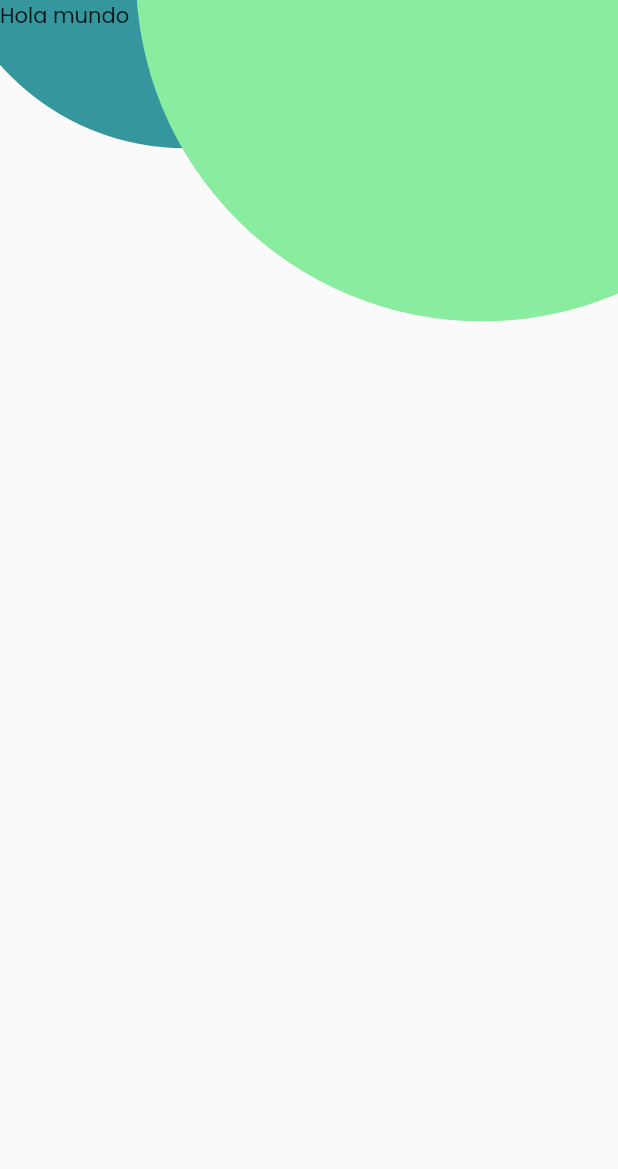
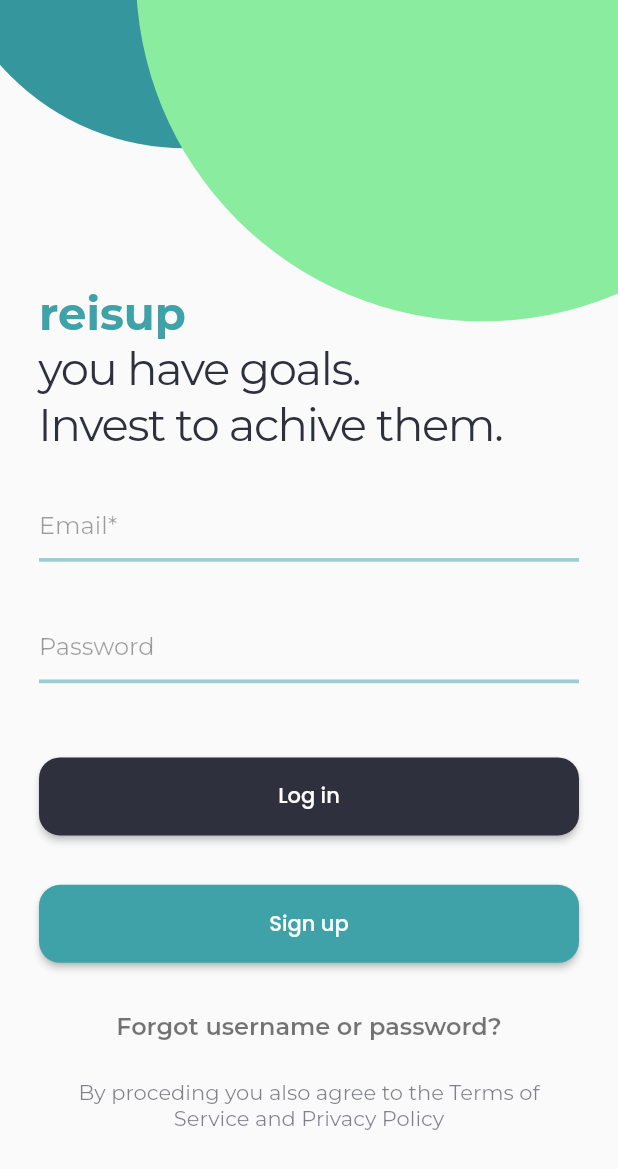
Before and after one commit to rangulo1972/codigo6_ui, a Flutter app: the screen it shows after launch, on a phone screen of 412 x 824 dp. Shown: the top 1169 px of the screen. Run offline on Flutter 3.47's test engine with Material 2 defaults, Android fonts, the phone set to English and light mode, and no system bars; our stand-ins replace flutter_svg, google_fonts.

Commit message:
retoques finales para el example3.dart

```diff
--- a/lib/pages/example3_page.dart
+++ b/lib/pages/example3_page.dart
@@ -1,11 +1,13 @@
 import 'package:flutter/material.dart';
 import 'package:codigo6_ui/widgets/circle_widget.dart';
+import 'package:google_fonts/google_fonts.dart';
 
 class Example3Page extends StatelessWidget {
   @override
   Widget build(BuildContext context) {
     //! para tener referencia respecto a al altura de la pantalla de presentación
     double height = MediaQuery.of(context).size.height;
+    double width = MediaQuery.of(context).size.width;
     return Scaffold(
       body: Stack(children: [
         //* inicio de fondo
@@ -44,7 +46,157 @@ class Example3Page extends StatelessWidget {
         ),
         //* fin de fondo
         //* inicio formulario
-        Text("Hola mundo"),
+        SafeArea(
+            child: SingleChildScrollView(
+          child: Padding(
+            padding: const EdgeInsets.all(26.0),
+            child: Column(
+              crossAxisAlignment: CrossAxisAlignment.start,
+              children: [
+                SizedBox(
+                  height: height * 0.20,
+                ),
+                Text(
+                  "reisup",
+                  style: GoogleFonts.montserrat(
+                    color: Color(0xff3EA2A8),
+                    fontSize: 30,
+                    fontWeight: FontWeight.w700,
+                  ),
+                ),
+                Text(
+                  "you have goals.",
+                  style: GoogleFonts.montserrat(
+                    color: Color(0xff2E303E),
+                    fontSize: 30,
+                    fontWeight: FontWeight.w400,
+                    letterSpacing: -0.9,
+                  ),
+                ),
+                Text(
+                  "Invest to achive them.",
+                  style: GoogleFonts.montserrat(
+                    color: Color(0xff2E303E),
+                    fontSize: 30,
+                    fontWeight: FontWeight.w400,
+                    letterSpacing: -0.9,
+                  ),
+                ),
+                SizedBox(
+                  height: height * .03,
+                ),
+                TextField(
+                  cursorColor: Color(0xff3EA2A8),
+                  decoration: InputDecoration(
+                    hintText: "Email*",
+                    hintStyle: GoogleFonts.montserrat(color: Colors.black38),
+                    enabledBorder: UnderlineInputBorder(
+                      borderSide: BorderSide(
+                        color: Color(0xff3ea2a8).withOpacity(0.50),
+                        width: 2.5,
+                      ),
+                    ),
+                    focusedBorder: UnderlineInputBorder(
+                      borderSide: BorderSide(
+                        color: Color(0xff3ea2a8).withOpacity(0.50),
+                        width: 2.5,
+                      ),
+                    ),
+                  ),
+                ),
+                SizedBox(
+                  height: height * .04,
+                ),
+                TextField(
+                  cursorColor: Color(0xff3EA2A8),
+                  decoration: InputDecoration(
+                    hintText: "Password",
+                    hintStyle: GoogleFonts.montserrat(color: Colors.black38),
+                    enabledBorder: UnderlineInputBorder(
+                      borderSide: BorderSide(
+                        color: Color(0xff3ea2a8).withOpacity(0.50),
+                        width: 2.5,
+                      ),
+                    ),
+                    focusedBorder: UnderlineInputBorder(
+                      borderSide: BorderSide(
+                        color: Color(0xff3ea2a8).withOpacity(0.50),
+                        width: 2.5,
+                      ),
+                    ),
+                  ),
+                ),
+                SizedBox(
+                  height: height * 0.06,
+                ),
+                SizedBox(
+                  width: double.infinity,
+                  height: 52.0,
+                  child: ElevatedButton(
+                    onPressed: () {},
+                    child: Text("Log in"),
+                    style: ElevatedButton.styleFrom(
+                      backgroundColor: Color(0xff2e303e),
+                      shape: RoundedRectangleBorder(
+                        borderRadius: BorderRadius.circular(14),
+                      ),
+                    ),
+                  ),
+                ),
+                SizedBox(
+                  height: height * 0.04,
+                ),
+                //* inicio de button Sign up
+                SizedBox(
+                  width: double.infinity,
+                  height: 52.0,
+                  child: ElevatedButton(
+                    onPressed: () {},
+                    child: Text("Sign up"),
+                    style: ElevatedButton.styleFrom(
+                      backgroundColor: Color(0xff3EA2A8),
+                      shape: RoundedRectangleBorder(
+                        borderRadius: BorderRadius.circular(14),
+                      ),
+                    ),
+                  ),
+                ),
+                //* fin de button Sign up
+                SizedBox(
+                  height: height * .04,
+                ),
+                //* inicio de texto debajo del button Sign up
+                Row(
+                  mainAxisAlignment: MainAxisAlignment.center,
+                  children: [
+                    Text(
+                      "Forgot username or password?",
+                      style: GoogleFonts.montserrat(
+                        color: Colors.black54,
+                        fontWeight: FontWeight.w600,
+                        fontSize: 16,
+                      ),
+                    ),
+                  ],
+                ),
+                SizedBox(
+                  height: height * .03,
+                ),
+                Center(
+                  child: Text(
+                    "By proceding you also agree to the Terms of Service and Privacy Policy",
+                    textAlign: TextAlign.center,
+                    style: GoogleFonts.montserrat(
+                      color: Color(0xff2E303E).withOpacity(0.6),
+                      fontWeight: FontWeight.w400,
+                      fontSize: 14,
+                    ),
+                  ),
+                ),
+              ],
+            ),
+          ),
+        )),
         //* fin de formulario
       ]),
     );
```
